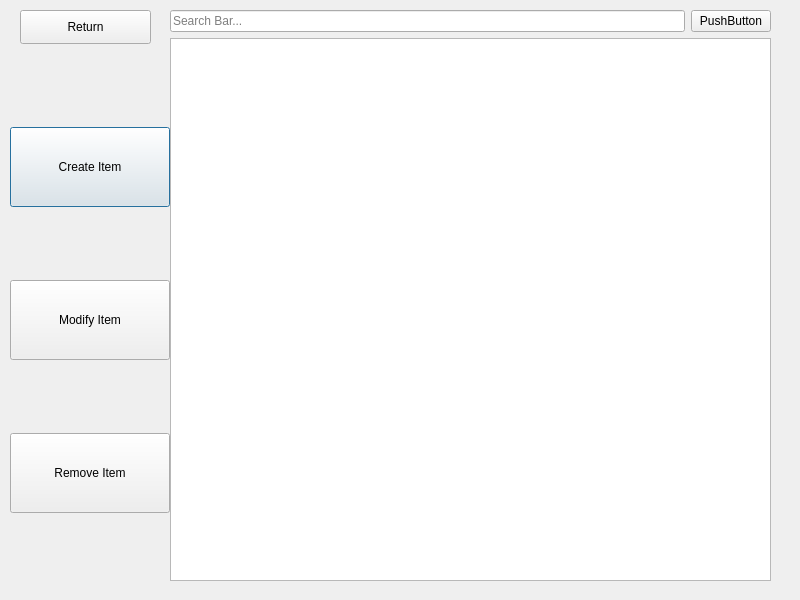
Above: UI/items_window.ui from npaolini-8/se-group-5 before the change. Below: the same form after it.
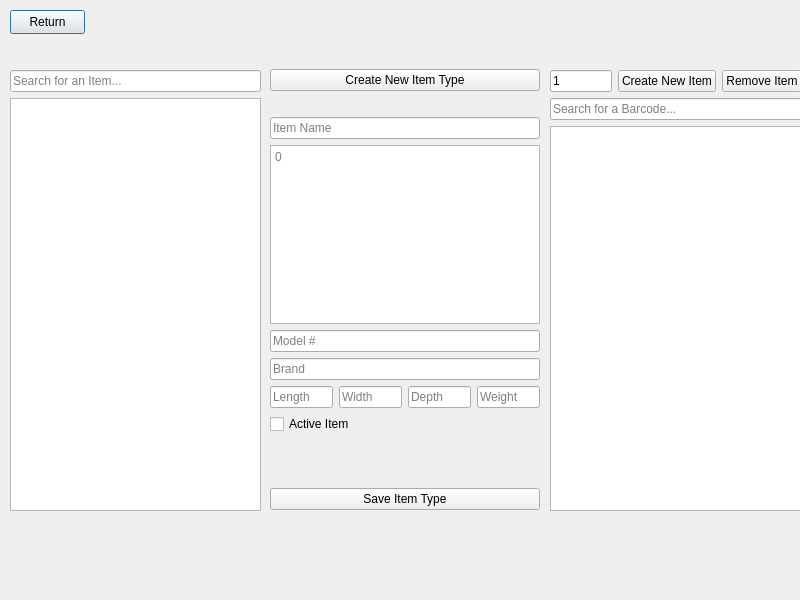
That is the form after the change.

Commit message: updated item window for adding multiple barcodes, updated table spacing, added access checks

What changed in the file:
```diff
--- a/UI/items_window.ui
+++ b/UI/items_window.ui
@@ -10,109 +10,229 @@
     <height>600</height>
    </rect>
   </property>
+  <property name="sizePolicy">
+   <sizepolicy hsizetype="MinimumExpanding" vsizetype="Preferred">
+    <horstretch>0</horstretch>
+    <verstretch>0</verstretch>
+   </sizepolicy>
+  </property>
   <property name="windowTitle">
    <string>Dialog</string>
   </property>
-  <widget class="QWidget" name="verticalLayoutWidget">
-   <property name="geometry">
-    <rect>
-     <x>10</x>
-     <y>60</y>
-     <width>160</width>
-     <height>521</height>
-    </rect>
-   </property>
-   <layout class="QVBoxLayout" name="verticalLayout">
-    <item>
-     <widget class="QPushButton" name="create_item_btn">
-      <property name="minimumSize">
-       <size>
-        <width>0</width>
-        <height>80</height>
-       </size>
-      </property>
-      <property name="text">
-       <string>Create Item</string>
-      </property>
-     </widget>
-    </item>
-    <item>
-     <widget class="QPushButton" name="modify_item_btn">
-      <property name="minimumSize">
-       <size>
-        <width>0</width>
-        <height>80</height>
-       </size>
-      </property>
-      <property name="text">
-       <string>Modify Item</string>
-      </property>
-     </widget>
-    </item>
-    <item>
-     <widget class="QPushButton" name="remove_item_btn">
-      <property name="minimumSize">
-       <size>
-        <width>0</width>
-        <height>80</height>
-       </size>
-      </property>
-      <property name="text">
-       <string>Remove Item</string>
-      </property>
-     </widget>
-    </item>
-   </layout>
-  </widget>
-  <widget class="QWidget" name="verticalLayoutWidget_2">
-   <property name="geometry">
-    <rect>
-     <x>170</x>
-     <y>10</y>
-     <width>601</width>
-     <height>571</height>
-    </rect>
-   </property>
-   <layout class="QVBoxLayout" name="verticalLayout_2">
-    <item>
-     <layout class="QHBoxLayout" name="horizontalLayout">
-      <item>
-       <widget class="QLineEdit" name="search_bar_line">
-        <property name="text">
-         <string/>
-        </property>
-        <property name="placeholderText">
-         <string>Search Bar...</string>
-        </property>
-       </widget>
-      </item>
-      <item>
-       <widget class="QPushButton" name="search_btn">
-        <property name="text">
-         <string>PushButton</string>
-        </property>
-       </widget>
-      </item>
-     </layout>
-    </item>
-    <item>
-     <widget class="QTableView" name="items_tbl"/>
-    </item>
-   </layout>
-  </widget>
   <widget class="QPushButton" name="return_btn">
    <property name="geometry">
     <rect>
-     <x>20</x>
+     <x>10</x>
      <y>10</y>
-     <width>131</width>
-     <height>34</height>
+     <width>75</width>
+     <height>24</height>
     </rect>
    </property>
    <property name="text">
     <string>Return</string>
    </property>
   </widget>
+  <widget class="QWidget" name="verticalLayoutWidget">
+   <property name="geometry">
+    <rect>
+     <x>10</x>
+     <y>70</y>
+     <width>251</width>
+     <height>441</height>
+    </rect>
+   </property>
+   <layout class="QVBoxLayout" name="item_search_vlayout">
+    <item>
+     <widget class="QLineEdit" name="item_search_line">
+      <property name="placeholderText">
+       <string>Search for an Item...</string>
+      </property>
+     </widget>
+    </item>
+    <item>
+     <widget class="QTableWidget" name="item_table"/>
+    </item>
+   </layout>
+  </widget>
+  <widget class="QWidget" name="verticalLayoutWidget_2">
+   <property name="geometry">
+    <rect>
+     <x>270</x>
+     <y>69</y>
+     <width>270</width>
+     <height>441</height>
+    </rect>
+   </property>
+   <layout class="QVBoxLayout" name="item_info_vlayout">
+    <item>
+     <widget class="QPushButton" name="new_item_type_btn">
+      <property name="text">
+       <string>Create New Item Type</string>
+      </property>
+     </widget>
+    </item>
+    <item>
+     <widget class="QLabel" name="edit_label">
+      <property name="text">
+       <string/>
+      </property>
+      <property name="alignment">
+       <set>Qt::AlignCenter</set>
+      </property>
+     </widget>
+    </item>
+    <item>
+     <widget class="QLineEdit" name="item_name_line">
+      <property name="text">
+       <string/>
+      </property>
+      <property name="placeholderText">
+       <string>Item Name</string>
+      </property>
+     </widget>
+    </item>
+    <item>
+     <widget class="QTextEdit" name="item_desc">
+      <property name="cursorWidth">
+       <number>0</number>
+      </property>
+      <property name="placeholderText">
+       <string notr="true" extracomment="Item Description">0</string>
+      </property>
+     </widget>
+    </item>
+    <item>
+     <widget class="QLineEdit" name="item_model">
+      <property name="placeholderText">
+       <string>Model #</string>
+      </property>
+     </widget>
+    </item>
+    <item>
+     <widget class="QLineEdit" name="item_brand">
+      <property name="placeholderText">
+       <string>Brand</string>
+      </property>
+     </widget>
+    </item>
+    <item>
+     <layout class="QHBoxLayout" name="item_phys_atts_hlayout">
+      <item>
+       <widget class="QLineEdit" name="item_length">
+        <property name="placeholderText">
+         <string>Length</string>
+        </property>
+       </widget>
+      </item>
+      <item>
+       <widget class="QLineEdit" name="item_width">
+        <property name="placeholderText">
+         <string>Width</string>
+        </property>
+       </widget>
+      </item>
+      <item>
+       <widget class="QLineEdit" name="item_depth">
+        <property name="placeholderText">
+         <string>Depth</string>
+        </property>
+       </widget>
+      </item>
+      <item>
+       <widget class="QLineEdit" name="item_weight">
+        <property name="placeholderText">
+         <string>Weight</string>
+        </property>
+       </widget>
+      </item>
+     </layout>
+    </item>
+    <item>
+     <widget class="QCheckBox" name="active_check">
+      <property name="text">
+       <string>Active Item</string>
+      </property>
+     </widget>
+    </item>
+    <item>
+     <spacer name="verticalSpacer">
+      <property name="orientation">
+       <enum>Qt::Vertical</enum>
+      </property>
+      <property name="sizeHint" stdset="0">
+       <size>
+        <width>20</width>
+        <height>40</height>
+       </size>
+      </property>
+     </spacer>
+    </item>
+    <item>
+     <widget class="QLabel" name="error_label">
+      <property name="text">
+       <string/>
+      </property>
+      <property name="alignment">
+       <set>Qt::AlignCenter</set>
+      </property>
+     </widget>
+    </item>
+    <item>
+     <widget class="QPushButton" name="save_item_btn">
+      <property name="text">
+       <string>Save Item Type</string>
+      </property>
+     </widget>
+    </item>
+   </layout>
+  </widget>
+  <widget class="QWidget" name="verticalLayoutWidget_3">
+   <property name="geometry">
+    <rect>
+     <x>550</x>
+     <y>70</y>
+     <width>252</width>
+     <height>441</height>
+    </rect>
+   </property>
+   <layout class="QVBoxLayout" name="barcode_info_vlayout">
+    <item>
+     <layout class="QHBoxLayout" name="barcode_ops_hlayout">
+      <item>
+       <widget class="QLineEdit" name="barcode_count_lbl">
+        <property name="text">
+         <string>1</string>
+        </property>
+       </widget>
+      </item>
+      <item>
+       <widget class="QPushButton" name="new_barcode_btn">
+        <property name="text">
+         <string>Create New Item</string>
+        </property>
+       </widget>
+      </item>
+      <item>
+       <widget class="QPushButton" name="delete_item_btn">
+        <property name="text">
+         <string>Remove Item</string>
+        </property>
+       </widget>
+      </item>
+     </layout>
+    </item>
+    <item>
+     <widget class="QLineEdit" name="barcode_search_line">
+      <property name="placeholderText">
+       <string>Search for a Barcode...</string>
+      </property>
+     </widget>
+    </item>
+    <item>
+     <widget class="QTableWidget" name="barcode_table"/>
+    </item>
+   </layout>
+  </widget>
  </widget>
  <resources/>
  <connections/>
```
Left out of the diff: 6 changed lines with no effect on the pictures. The commit also changes 2 other files.
